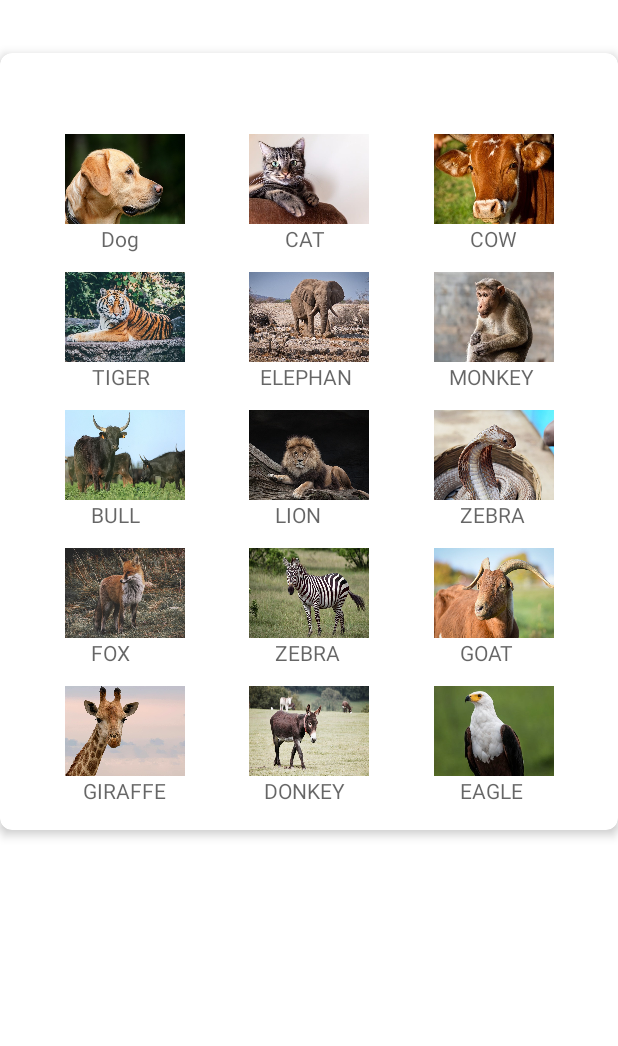
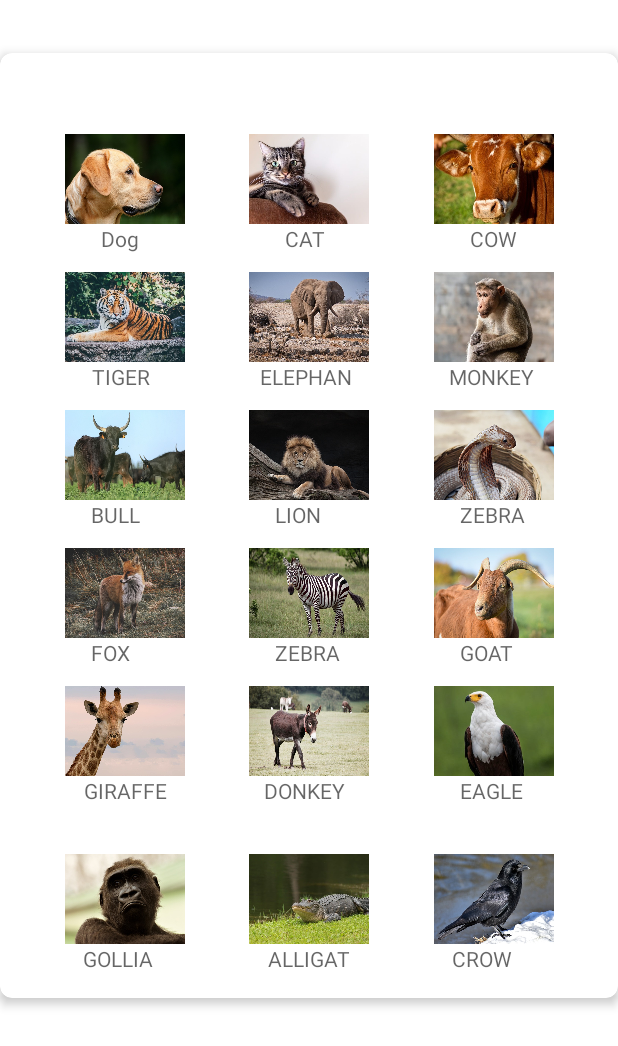
Before and after one commit to Markhande/Children-Learning-App, an Android app: the Animal screen opened directly, with no data from a screen before it, after a tap on an icon or button, on a phone screen of 412 x 824 dp. Shown: the top 1046 px of the screen. Run offline under Robolectric (Android 15) with nearby library versions, the phone set to English and light mode, and no system bars.

Commit message:
update animal sound

```diff
--- a/app/src/main/java/com/example/ShishuGyan/Animal.java
+++ b/app/src/main/java/com/example/ShishuGyan/Animal.java
@@ -14,7 +14,7 @@ public class Animal extends AppCompatActivity {
     ImageView
             dog,    cat,    cow,    tiger,  elephant,   monkey,
             lion,   bull,   Snake,  fox,    zebra,      goat,
-            giraffe,donkey, eagle;
+            giraffe,donkey, eagle, gollia, alligator, crow;
 
     private MediaPlayer currentMediaPlayer;
     Vibrator vibrate;
@@ -40,6 +40,9 @@ public class Animal extends AppCompatActivity {
         giraffe = findViewById(R.id.giraffe);
         donkey = findViewById(R.id.donkey);
         eagle = findViewById(R.id.eagle);
+        gollia = findViewById(R.id.gollia);
+        alligator = findViewById(R.id.Alligator);
+        crow = findViewById(R.id.crow);
 
         vibrate = (Vibrator) getSystemService(VIBRATOR_SERVICE);
 
@@ -158,27 +161,49 @@ public class Animal extends AppCompatActivity {
         eagle.setOnClickListener(new View.OnClickListener() {
             @Override
             public void onClick(View view) {
+                performVibration();
                 playAnimalSound(R.raw.eagle);
+            }
+        });
+
+        gollia.setOnClickListener(new View.OnClickListener() {
+            @Override
+            public void onClick(View view) {
                 performVibration();
+                playAnimalSound(R.raw.gorilla);
+            }
+        });
+
+        alligator.setOnClickListener(new View.OnClickListener() {
+            @Override
+            public void onClick(View view) {
+                performVibration();
+                playAnimalSound(R.raw.alligator);
+            }
+        });
+
+        crow.setOnClickListener(new View.OnClickListener() {
+            @Override
+            public void onClick(View view) {
+                performVibration();
+                playAnimalSound(R.raw.crow);
             }
         });
     }
-
-    private void playAnimalSound(int soundResource) {
-        // Stop and release the current MediaPlayer if it's playing
-        if (currentMediaPlayer != null) {
+    private void playAnimalSound(int resource)
+    {
+        if(currentMediaPlayer != null)
+        {
             currentMediaPlayer.stop();
             currentMediaPlayer.release();
         }
-
-        // Create and start a new MediaPlayer instance
-        currentMediaPlayer = MediaPlayer.create(this, soundResource);
-        currentMediaPlayer.start();
+            currentMediaPlayer = MediaPlayer.create(this, resource);
+            currentMediaPlayer.start();
     }
-
     private void performVibration() {
         if (vibrate != null) {
-            VibrationEffect vibrationEffect = VibrationEffect.createOneShot(100, VibrationEffect.DEFAULT_AMPLITUDE);
+            VibrationEffect vibrationEffect
+            = VibrationEffect.createOneShot(100, VibrationEffect.DEFAULT_AMPLITUDE);
             vibrate.vibrate(vibrationEffect);
         }
     }
--- /dev/null
+++ b/app/src/main/java/com/example/ShishuGyan/animal_sound.java
@@ -0,0 +1,4 @@
+package com.example.ShishuGyan;
+
+public class animal_sound {
+}
--- a/app/src/main/res/layout/activity_animal.xml
+++ b/app/src/main/res/layout/activity_animal.xml
@@ -9,10 +9,10 @@
     app:cardElevation="4dp">
     <ScrollView
         android:layout_width="match_parent"
-        android:layout_height="wrap_content">
+        android:layout_height="match_parent">
         <androidx.constraintlayout.widget.ConstraintLayout
         android:layout_width="match_parent"
-        android:layout_height="654dp"
+        android:layout_height="match_parent"
         android:layout_marginTop="30dp"
         android:padding="16dp">
 
@@ -125,10 +125,37 @@
             app:layout_constraintTop_toBottomOf="@+id/fox" />
 
             <TextView
+                android:id="@+id/text_gollia"
+                android:layout_width="55dp"
+                android:layout_height="20dp"
+                android:hint="GOLLIA"
+                app:layout_constraintEnd_toEndOf="@+id/gollia"
+                app:layout_constraintStart_toStartOf="@+id/gollia"
+                app:layout_constraintTop_toBottomOf="@+id/gollia" />
+
+            <TextView
+                android:layout_width="55dp"
+                android:layout_height="20dp"
+                android:hint="CROW"
+                app:layout_constraintEnd_toEndOf="@+id/crow"
+                app:layout_constraintStart_toStartOf="@+id/crow"
+                app:layout_constraintTop_toBottomOf="@+id/crow" />
+
+            <TextView
+                android:layout_width="55dp"
+                android:layout_height="20dp"
+                android:hint="ALLIGATOR"
+                app:layout_constraintEnd_toEndOf="@+id/Alligator"
+                app:layout_constraintStart_toStartOf="@+id/Alligator"
+                app:layout_constraintTop_toBottomOf="@+id/Alligator" />
+
+            <TextView
+                android:id="@+id/textView7"
                 android:layout_width="55dp"
                 android:layout_height="20dp"
                 android:hint="GIRAFFE"
                 app:layout_constraintEnd_toEndOf="@+id/giraffe"
+                app:layout_constraintHorizontal_bias="0.52"
                 app:layout_constraintStart_toStartOf="@+id/giraffe"
                 app:layout_constraintTop_toBottomOf="@+id/giraffe" />
 
@@ -197,6 +224,35 @@
             android:clickable="true"
             app:layout_constraintStart_toStartOf="@+id/snake"
             app:layout_constraintTop_toTopOf="@+id/zebbra" />
+
+            <ImageView
+                android:id="@+id/gollia"
+                android:layout_width="80dp"
+                android:layout_height="60dp"
+                android:layout_marginTop="32dp"
+                android:background="@drawable/gorilla"
+                android:clickable="true"
+                app:layout_constraintEnd_toEndOf="@+id/giraffe"
+                app:layout_constraintStart_toStartOf="@+id/giraffe"
+                app:layout_constraintTop_toBottomOf="@+id/textView7" />
+
+            <ImageView
+                android:id="@+id/Alligator"
+                android:layout_width="80dp"
+                android:layout_height="60dp"
+                android:background="@drawable/alligator"
+                android:clickable="true"
+                app:layout_constraintStart_toStartOf="@+id/donkey"
+                app:layout_constraintTop_toTopOf="@+id/gollia" />
+
+            <ImageView
+                android:id="@+id/crow"
+                android:layout_width="80dp"
+                android:layout_height="60dp"
+                android:background="@drawable/crow"
+                android:clickable="true"
+                app:layout_constraintStart_toStartOf="@+id/eagle"
+                app:layout_constraintTop_toTopOf="@+id/Alligator" />
 
             <ImageView
                 android:id="@+id/giraffe"
```
Also changed, not shown: app/src/main/res/drawable/alligator.jpg (added), app/src/main/res/drawable/crow.jpg (added), app/src/main/res/drawable/gorilla.jpg (added), 3 other files. Lines whose indentation alone changed are shown as unchanged.
